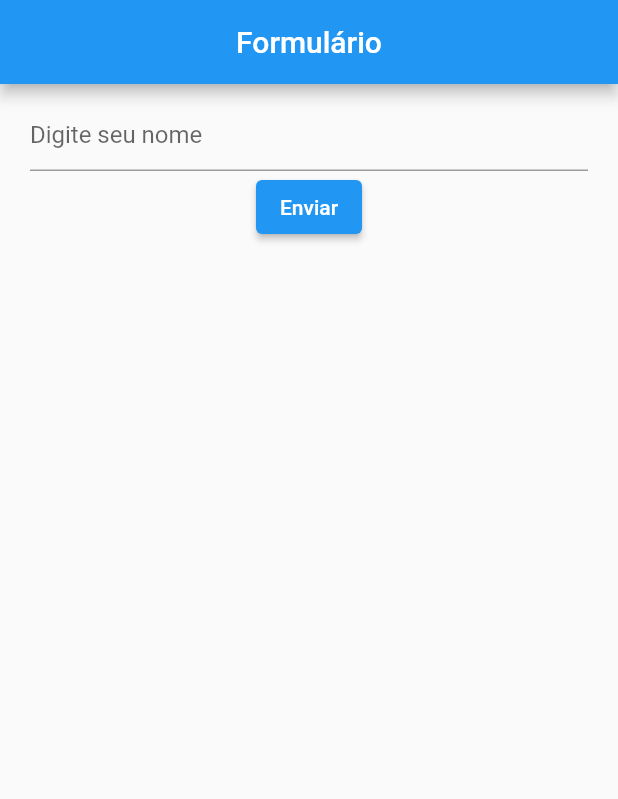
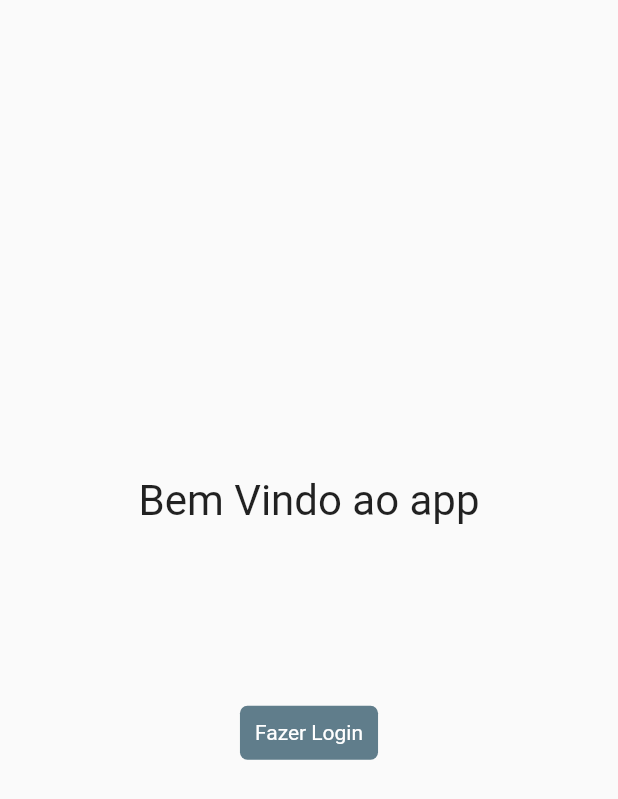
Before and after one commit to maarcos4g/flutter_lessons, a Flutter app: the screen it shows after launch, on a phone screen of 412 x 824 dp. Shown: the top 799 px of the screen. Run offline on Flutter 3.47's test engine with Material 2 defaults, Android fonts, the phone set to English and light mode, and no system bars.

Commit message:
b7web: exercise login page

```diff
--- a/lib/main.dart
+++ b/lib/main.dart
@@ -2,7 +2,9 @@ import 'package:flutter/material.dart';
 import 'package:provider/provider.dart';
 
 import 'models/user_model.dart';
+
 import 'screens/home_page.dart';
+import 'screens/login_page.dart';
 
 void main() {
   runApp(MultiProvider(
@@ -24,9 +26,10 @@ class MyApp extends StatelessWidget {
         primarySwatch: Colors.blue,
       ),
       routes: {
-        '/home': (context) => HomePage(),
+        '/': (context) => LoginPage(),
+        '/login': (context) => HomePage(),
       },
-      initialRoute: '/home',
+      initialRoute: '/',
       debugShowCheckedModeBanner: false,
     );
   }
--- /dev/null
+++ b/lib/screens/login_page.dart
@@ -0,0 +1,38 @@
+import 'package:flutter/material.dart';
+
+class LoginPage extends StatelessWidget {
+  const LoginPage({super.key});
+
+  @override
+  Widget build(BuildContext context) {
+    final screenSize = MediaQuery.of(context).size;
+
+    return Scaffold(
+      body: Container(
+        width: screenSize.width,
+        height: screenSize.height,
+        child: Column(
+          mainAxisAlignment: MainAxisAlignment.center,
+          crossAxisAlignment: CrossAxisAlignment.center,
+          children: [
+            Text('Bem Vindo ao app', style: TextStyle(fontSize: 28)),
+            Padding(padding: EdgeInsets.only(bottom: 120)),
+            InkWell(
+              onTap: () {
+                Navigator.pushNamed(context, '/login');
+              },
+              child: Container(
+                padding: EdgeInsets.all(10),
+                decoration: BoxDecoration(
+                    color: Colors.blueGrey,
+                    borderRadius: BorderRadius.circular(5)),
+                child:
+                    Text('Fazer Login', style: TextStyle(color: Colors.white)),
+              ),
+            )
+          ],
+        ),
+      ),
+    );
+  }
+}
```
Also changed, not shown: lib/screens/home_page.dart (+19 -3 lines).
